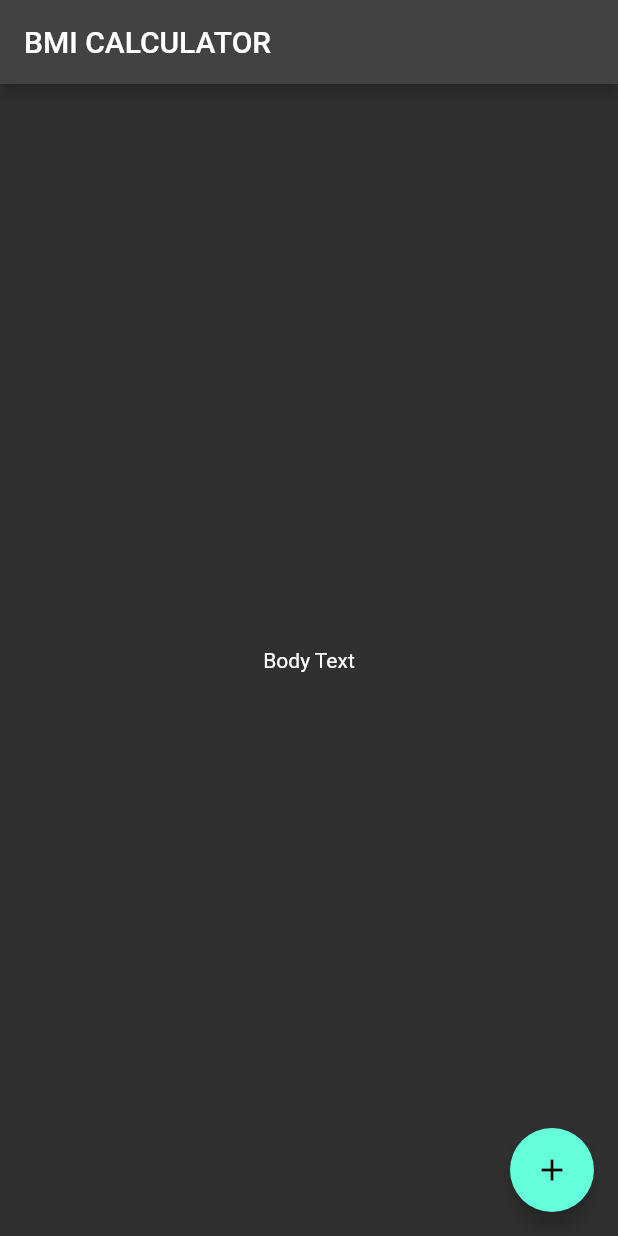
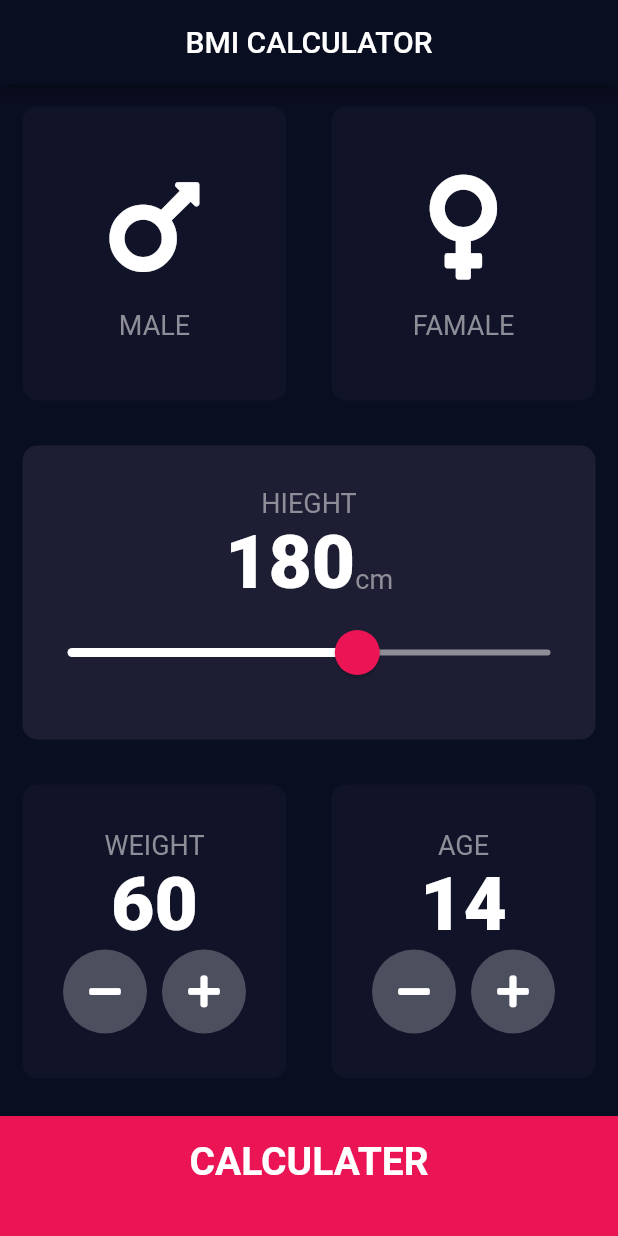
Before and after one commit to HajarSalamahDeveloper/bmi_calculator, a Flutter app: the screen it shows after launch, on a phone screen of 412 x 824 dp. Run offline on Flutter 3.47's test engine with Material 2 defaults, Android fonts, the phone set to English and light mode, and no system bars; our stand-ins replace font_awesome_flutter.

Commit message:
that's so good updating

```diff
--- /dev/null
+++ b/lib/calculator_brain.dart
@@ -0,0 +1,32 @@
+import 'dart:math';
+
+class CalculatorBrain {
+  CalculatorBrain({required this.height, required this.weight});
+  final int height;
+  final int weight;
+  double _bmi = 0.0;
+  String calculator() {
+    _bmi = weight / pow(height / 100, 2);
+    return _bmi.toStringAsFixed(1);
+  }
+
+  String getResult() {
+    if (_bmi >= 25) {
+      return 'OverWeight';
+    } else if (_bmi > 18.5) {
+      return 'Normal';
+    } else {
+      return 'UnderWeight';
+    }
+  }
+
+  String getInterpretation() {
+    if (_bmi >= 25) {
+      return 'You have  a higher than normal body weight. Try to exercise more.';
+    } else if (_bmi >= 18.5) {
+      return 'You have  a normal  body weight. Good job :).';
+    } else {
+      return 'You have  a lower than normal body weight. You can eat a bit more.';
+    }
+  }
+}
--- /dev/null
+++ b/lib/components/bottomButton.dart
@@ -0,0 +1,28 @@
+import 'package:flutter/material.dart';
+
+import '../constants.dart';
+
+class BottomButton extends StatelessWidget {
+  const BottomButton({required this.buttonTitle, required this.onTap});
+  final void Function() onTap;
+  final String buttonTitle;
+  @override
+  Widget build(BuildContext context) {
+    return GestureDetector(
+      onTap: onTap,
+      child: Container(
+        child: Center(
+          child: Text(
+            buttonTitle,
+            style: kLargeTextStyle,
+          ),
+        ),
+        padding: EdgeInsets.only(bottom: 20.0),
+        color: kbottomContanierColour,
+        margin: EdgeInsets.only(top: 10.0),
+        width: double.infinity,
+        height: kbottomContanierHight,
+      ),
+    );
+  }
+}
--- /dev/null
+++ b/lib/components/icon_content.dart
@@ -0,0 +1,28 @@
+import 'package:flutter/material.dart';
+
+import '../constants.dart';
+
+class Iconcontent extends StatelessWidget {
+  Iconcontent({required this.iconCard, required this.textCard});
+  final String textCard;
+  final IconData iconCard;
+  @override
+  Widget build(BuildContext context) {
+    return Column(
+      mainAxisAlignment: MainAxisAlignment.center,
+      children: [
+        Icon(
+          iconCard,
+          size: 80.0,
+        ),
+        SizedBox(
+          height: 15.0,
+        ),
+        Text(
+          textCard,
+          style: klabelTextStyle,
+        ),
+      ],
+    );
+  }
+}
--- /dev/null
+++ b/lib/components/reusable_card.dart
@@ -0,0 +1,28 @@
+import 'package:flutter/material.dart';
+
+class ReusableCard extends StatelessWidget {
+  final Color colour;
+  final Widget? cardChild;
+  // final VoidCallback? onPress;
+  final void Function()? onPress;
+  const ReusableCard({required this.colour, this.cardChild, this.onPress});
+
+  // void onPressAction() {
+  //   onPress();
+  // }
+
+  @override
+  Widget build(BuildContext context) {
+    return GestureDetector(
+      onTap: onPress,
+      child: Container(
+        child: cardChild,
+        margin: const EdgeInsets.all(15.0),
+        decoration: BoxDecoration(
+          borderRadius: BorderRadius.circular(10.0),
+          color: colour,
+        ),
+      ),
+    );
+  }
+}
--- /dev/null
+++ b/lib/components/roundIconButton.dart
@@ -0,0 +1,18 @@
+import 'package:flutter/material.dart';
+
+class RoundIconButton extends StatelessWidget {
+  RoundIconButton({required this.icon, required this.onPressed});
+  final IconData icon;
+  final void Function() onPressed;
+  @override
+  Widget build(BuildContext context) {
+    return RawMaterialButton(
+      onPressed: onPressed,
+      constraints: const BoxConstraints.tightFor(width: 56.0, height: 56.0),
+      shape: CircleBorder(),
+      fillColor: Color(0xFF4C4F5E),
+      elevation: 0.0,
+      child: Icon(icon),
+    );
+  }
+}
--- /dev/null
+++ b/lib/constants.dart
@@ -0,0 +1,18 @@
+import 'package:flutter/cupertino.dart';
+import 'package:flutter/material.dart';
+
+const klabelTextStyle = TextStyle(fontSize: 18.0, color: Color(0xFF8D8E98));
+const kactiveColor = Color(0xFF1D1E33);
+const kbottomContanierColour = Color(0xFFEB1555);
+const kbottomContanierHight = 80.0;
+const kinactiveCardColour = Color(0xFF111328);
+const kNumberCardStyle = TextStyle(
+  fontSize: 50.0,
+  fontWeight: FontWeight.w900,
+);
+const kLargeTextStyle = TextStyle(fontSize: 26.0, fontWeight: FontWeight.bold);
+const kTitleTextStyle = TextStyle(fontSize: 50.0, fontWeight: FontWeight.bold);
+const kResultPageTextStyle = TextStyle(
+    fontSize: 22.0, fontWeight: FontWeight.bold, color: Color(0xFF24D867));
+const kBMITextStyle = TextStyle(fontSize: 100.0, fontWeight: FontWeight.bold);
+const kBodyTextStyle = TextStyle(fontSize: 22.0, fontWeight: FontWeight.normal);
--- a/lib/main.dart
+++ b/lib/main.dart
@@ -1,4 +1,6 @@
 import 'package:flutter/material.dart';
+
+import 'screens/input_page.dart';
 
 void main() => runApp(BMICalculator());
 
@@ -6,31 +8,14 @@ class BMICalculator extends StatelessWidget {
   @override
   Widget build(BuildContext context) {
     return MaterialApp(
-      theme: ThemeData.dark(),
+      theme: ThemeData.dark().copyWith(
+          primaryColor: Color(0xFF0A0E21),
+          appBarTheme: AppBarTheme(
+            backgroundColor: Color(0xFF0A0E21),
+          ),
+          scaffoldBackgroundColor: Color(0xFF0A0E21),
+          textTheme: TextTheme(bodyText2: TextStyle(color: Color(0xFFFFFFFF)))),
       home: InputPage(),
     );
   }
 }
-
-class InputPage extends StatefulWidget {
-  @override
-  _InputPageState createState() => _InputPageState();
-}
-
-class _InputPageState extends State<InputPage> {
-  @override
-  Widget build(BuildContext context) {
-    return Scaffold(
-      appBar: AppBar(
-        title: Text('BMI CALCULATOR'),
-      ),
-      body: Center(
-        child: Text('Body Text'),
-      ),
-      floatingActionButton: FloatingActionButton(
-        onPressed: () {},
-        child: Icon(Icons.add),
-      ),
-    );
-  }
-}
--- /dev/null
+++ b/lib/screens/input_page.dart
@@ -0,0 +1,247 @@
+import 'package:bmi_calculator/calculator_brain.dart';
+import 'package:bmi_calculator/components/icon_content.dart';
+import 'package:bmi_calculator/screens/resultPage.dart';
+import 'package:flutter/cupertino.dart';
+import 'package:flutter/material.dart';
+import 'package:font_awesome_flutter/font_awesome_flutter.dart';
+
+import '../components/bottomButton.dart';
+import '../components/reusable_card.dart';
+import '../components/roundIconButton.dart';
+import '../constants.dart';
+
+enum GenderType { male, female }
+
+class InputPage extends StatefulWidget {
+  @override
+  _InputPageState createState() => _InputPageState();
+}
+
+class _InputPageState extends State<InputPage> {
+  // Color maleCardColour = inactiveCardColour;
+  // Color femaleCardColour = inactiveCardColour;
+  GenderType? gender;
+  int hight = 180;
+  int weight = 60;
+  int age = 14;
+//1 = male0_0 ,,,,,, 2 =female*_-
+//   void updateColour(GenderType gender) {
+//     if (gender == GenderType.male) {
+//       if (maleCardColour == inactiveCardColour) {
+//         maleCardColour = activeColor;
+//         femaleCardColour = inactiveCardColour;
+//         print("we are here lady");
+//       } else {
+//         maleCardColour = inactiveCardColour;
+//       }
+//     }
+//     if (gender == GenderType.female) {
+//       if (femaleCardColour == inactiveCardColour) {
+//         femaleCardColour = activeColor;
+//         maleCardColour = inactiveCardColour;
+//         print("we are here child");
+//       } else {
+//         femaleCardColour = inactiveCardColour;
+//       }
+//     }
+//   }
+
+  @override
+  Widget build(BuildContext context) {
+    return Scaffold(
+        appBar: AppBar(
+          title: Text('BMI CALCULATOR'),
+          centerTitle: true,
+        ),
+        body: Column(
+          crossAxisAlignment: CrossAxisAlignment.stretch,
+          children: [
+            Expanded(
+                child: Row(
+              children: [
+                Expanded(
+                  child: ReusableCard(
+                    colour: gender == GenderType.male
+                        ? kactiveColor
+                        : kinactiveCardColour,
+                    cardChild: Iconcontent(
+                      textCard: "MALE",
+                      iconCard: FontAwesomeIcons.mars,
+                    ),
+                    onPress: () {
+                      setState(() {
+                        gender = GenderType.male;
+                      });
+                    },
+                  ),
+                ),
+                Expanded(
+                  child: ReusableCard(
+                    colour: gender == GenderType.female
+                        ? kactiveColor
+                        : kinactiveCardColour,
+                    cardChild: Iconcontent(
+                      textCard: "FAMALE",
+                      iconCard: FontAwesomeIcons.venus,
+                    ),
+                    onPress: () {
+                      setState(() {
+                        gender = GenderType.female;
+                      });
+                    },
+                  ),
+                ),
+              ],
+            )),
+            Expanded(
+                child: ReusableCard(
+              colour: kactiveColor,
+              cardChild: Column(
+                mainAxisAlignment: MainAxisAlignment.center,
+                children: [
+                  Text(
+                    "HIEGHT",
+                    style: klabelTextStyle,
+                  ),
+                  Row(
+                    crossAxisAlignment: CrossAxisAlignment.baseline,
+                    mainAxisAlignment: MainAxisAlignment.center,
+                    textBaseline: TextBaseline.alphabetic,
+                    children: [
+                      Text(
+                        hight.toString(),
+                        style: kNumberCardStyle,
+                      ),
+                      Text(
+                        "cm",
+                        style: klabelTextStyle,
+                      ),
+                    ],
+                  ),
+                  SliderTheme(
+                    data: SliderTheme.of(context).copyWith(
+                        inactiveTrackColor: Color(0xFF8D8E98),
+                        activeTrackColor: Colors.white,
+                        thumbColor: const Color(0xFFEB1555),
+                        overlayColor: const Color(0x1fEB1555),
+                        thumbShape: const RoundSliderThumbShape(
+                            enabledThumbRadius: 15.0),
+                        overlayShape:
+                            const RoundSliderOverlayShape(overlayRadius: 30.0)),
+                    child: Slider(
+                        value: hight.toDouble(),
+                        max: 220,
+                        min: 120,
+                        onChanged: (double newValue) {
+                          setState(() {
+                            hight = newValue.round();
+                          });
+                        }),
+                  )
+                ],
+              ),
+            )),
+            Expanded(
+                child: Row(
+              children: [
+                Expanded(
+                    child: ReusableCard(
+                  colour: kinactiveCardColour,
+                  onPress: () {},
+                  cardChild: Column(
+                    mainAxisAlignment: MainAxisAlignment.center,
+                    children: [
+                      Text(
+                        "WEIGHT",
+                        style: klabelTextStyle,
+                      ),
+                      Text(
+                        weight.toString(),
+                        style: kNumberCardStyle,
+                      ),
+                      Row(
+                        mainAxisAlignment: MainAxisAlignment.center,
+                        children: [
+                          RoundIconButton(
+                              icon: FontAwesomeIcons.minus,
+                              onPressed: () {
+                                setState(() {
+                                  weight--;
+                                });
+                              }),
+                          const SizedBox(
+                            width: 10.0,
+                          ),
+                          RoundIconButton(
+                              icon: FontAwesomeIcons.plus,
+                              onPressed: () {
+                                setState(() {
+                                  weight++;
+                                });
+                              })
+                        ],
+                      )
+                    ],
+                  ),
+                )),
+                Expanded(
+                    child: ReusableCard(
+                  colour: kinactiveCardColour,
+                  onPress: () {},
+                  cardChild: Column(
+                    mainAxisAlignment: MainAxisAlignment.center,
+                    children: [
+                      Text(
+                        "AGE",
+                        style: klabelTextStyle,
+                      ),
+                      Text(
+                        age.toString(),
+                        style: kNumberCardStyle,
+                      ),
+                      Row(
+                        mainAxisAlignment: MainAxisAlignment.center,
+                        children: [
+                          RoundIconButton(
+                              icon: FontAwesomeIcons.minus,
+                              onPressed: () {
+                                setState(() {
+                                  age--;
+                                });
+                              }),
+                          const SizedBox(
+                            width: 10.0,
+                          ),
+                          RoundIconButton(
+                              icon: FontAwesomeIcons.plus,
+                              onPressed: () {
+                                setState(() {
+                                  age++;
+                                });
+                              })
+                        ],
+                      )
+                    ],
+                  ),
+                )),
+              ],
+            )),
+            BottomButton(
+              buttonTitle: 'CALCULATER',
+              onTap: () {
+                CalculatorBrain calc =
+                    CalculatorBrain(height: hight, weight: weight);
+                Navigator.push(
+                    context,
+                    MaterialPageRoute(
+                        builder: (context) => ResultPage(
+                              bmiResult: calc.calculator(),
+                              resultText: calc.getResult(),
+                              interpretation: calc.getInterpretation(),
+                            )));
+              },
+            )
+          ],
+        ));
+  }
+}
--- a/pubspec.yaml
+++ b/pubspec.yaml
@@ -34,6 +34,7 @@ dependencies:
   # The following adds the Cupertino Icons font to your application.
   # Use with the CupertinoIcons class for iOS style icons.
   cupertino_icons: ^1.0.2
+  font_awesome_flutter: ^9.0.0
 
 dev_dependencies:
   flutter_test:
```
Also changed, not shown: lib/screens/resultPage.dart (added, +67 -0 lines), pubspec.lock.
